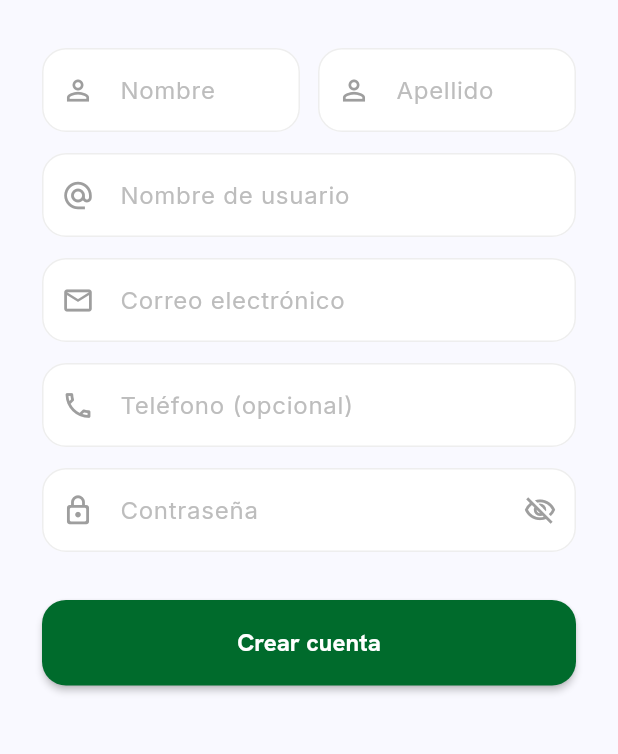
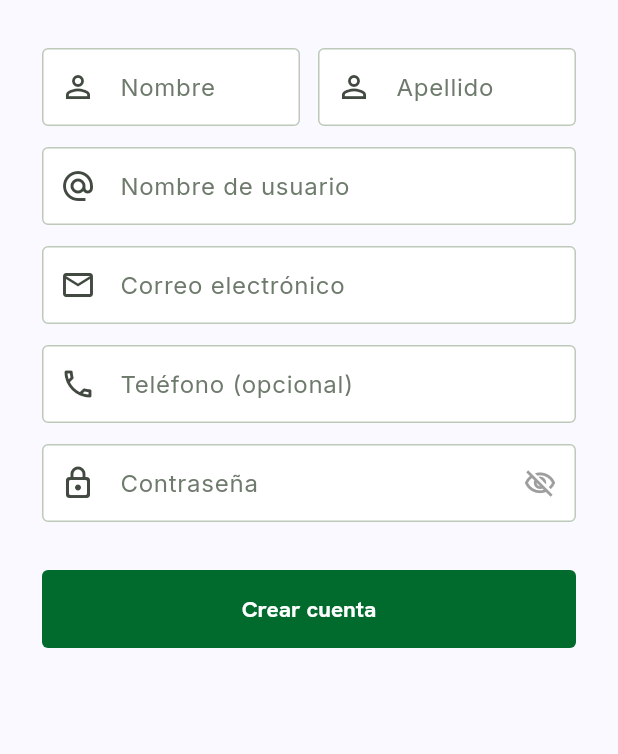
Before and after one commit to DAVV422/vigilo-app, a Flutter app: the screen it shows after launch, after a tap on "¿No tienes cuenta? Regístrate", on a phone screen of 412 x 824 dp, the part 183-937 px from its top. Run offline on Flutter 3.47's test engine with Material 3 defaults, Android fonts, the phone set to English and light mode, and no system bars; our stand-ins replace dio, flutter_map, flutter_riverpod, flutter_secure_storage, geolocator, google_fonts and 3 more.

Commit message:
style: let login/register forms inherit the shared theme
Both screens built a full custom InputDecoration/ElevatedButton.style
per field (16px radius, hand-picked grey shades) that fully overrode
the theme added earlier instead of inheriting it, so the global
typography/radius work never actually reached these two screens.
Stripped down to hintText/icons and let the rest come from
AppTheme.light()'s inputDecorationTheme/elevatedButtonTheme (4px radius,
theme colors).

Co-Authored-By: Claude Sonnet 5 <noreply@anthropic.com>

```diff
--- a/lib/screens/login_screen.dart
+++ b/lib/screens/login_screen.dart
@@ -132,32 +132,9 @@ class _LoginScreenState extends ConsumerState<LoginScreen> {
                 TextField(
                   controller: _emailController,
                   keyboardType: TextInputType.emailAddress,
-                  decoration: InputDecoration(
+                  decoration: const InputDecoration(
                     hintText: 'Correo electrónico',
-                    hintStyle: TextStyle(color: Colors.grey.shade400),
-                    prefixIcon: Icon(
-                      Icons.email_outlined,
-                      color: Colors.grey.shade500,
-                      size: 22,
-                    ),
-                    filled: true,
-                    fillColor: Colors.white,
-                    border: OutlineInputBorder(
-                      borderRadius: BorderRadius.circular(16),
-                      borderSide: BorderSide(color: Colors.grey.shade200),
-                    ),
-                    enabledBorder: OutlineInputBorder(
-                      borderRadius: BorderRadius.circular(16),
-                      borderSide: BorderSide(color: Colors.grey.shade200),
-                    ),
-                    focusedBorder: OutlineInputBorder(
-                      borderRadius: BorderRadius.circular(16),
-                      borderSide: const BorderSide(
-                        color: AppColors.primary,
-                        width: 2,
-                      ),
-                    ),
-                    contentPadding: const EdgeInsets.symmetric(vertical: 18),
+                    prefixIcon: Icon(Icons.email_outlined),
                   ),
                 ),
                 const SizedBox(height: 18),
@@ -166,72 +143,25 @@ class _LoginScreenState extends ConsumerState<LoginScreen> {
                   obscureText: _obscurePassword,
                   decoration: InputDecoration(
                     hintText: 'Contraseña',
-                    hintStyle: TextStyle(color: Colors.grey.shade400),
-                    prefixIcon: Icon(
-                      Icons.lock_outline_rounded,
-                      color: Colors.grey.shade500,
-                      size: 22,
-                    ),
+                    prefixIcon: const Icon(Icons.lock_outline_rounded),
                     suffixIcon: IconButton(
                       icon: Icon(
-                        _obscurePassword
-                            ? Icons.visibility_off_outlined
-                            : Icons.visibility_outlined,
-                        color: Colors.grey.shade500,
-                        size: 22,
+                        _obscurePassword ? Icons.visibility_off_outlined : Icons.visibility_outlined,
                       ),
-                      onPressed: () =>
-                          setState(() => _obscurePassword = !_obscurePassword),
+                      onPressed: () => setState(() => _obscurePassword = !_obscurePassword),
                     ),
-                    filled: true,
-                    fillColor: Colors.white,
-                    border: OutlineInputBorder(
-                      borderRadius: BorderRadius.circular(16),
-                      borderSide: BorderSide(color: Colors.grey.shade200),
-                    ),
-                    enabledBorder: OutlineInputBorder(
-                      borderRadius: BorderRadius.circular(16),
-                      borderSide: BorderSide(color: Colors.grey.shade200),
-                    ),
-                    focusedBorder: OutlineInputBorder(
-                      borderRadius: BorderRadius.circular(16),
-                      borderSide: const BorderSide(
-                        color: AppColors.primary,
-                        width: 2,
-                      ),
-                    ),
-                    contentPadding: const EdgeInsets.symmetric(vertical: 18),
                   ),
                 ),
                 const SizedBox(height: 36),
                 ElevatedButton(
                   onPressed: _isLoading ? null : _login,
-                  style: ElevatedButton.styleFrom(
-                    backgroundColor: AppColors.primary,
-                    foregroundColor: Colors.white,
-                    elevation: 2,
-                    shadowColor: AppColors.primary.withValues(alpha: 0.3),
-                    padding: const EdgeInsets.symmetric(vertical: 18),
-                    shape: RoundedRectangleBorder(
-                      borderRadius: BorderRadius.circular(16),
-                    ),
-                  ),
                   child: _isLoading
                       ? const SizedBox(
-                          height: 22,
-                          width: 22,
-                          child: CircularProgressIndicator(
-                            color: Colors.white,
-                            strokeWidth: 2.5,
-                          ),
+                          height: 20,
+                          width: 20,
+                          child: CircularProgressIndicator(color: Colors.white, strokeWidth: 2.5),
                         )
-                      : const Text(
-                          'Ingresar',
-                          style: TextStyle(
-                            fontSize: 16,
-                            fontWeight: FontWeight.bold,
-                          ),
-                        ),
+                      : const Text('Ingresar'),
                 ),
                 const SizedBox(height: 20),
                 TextButton(
--- a/lib/screens/register_screen.dart
+++ b/lib/screens/register_screen.dart
@@ -36,26 +36,7 @@ class _RegisterScreenState extends ConsumerState<RegisterScreen> {
   }
 
   InputDecoration _decoration(String hint, IconData icon) {
-    return InputDecoration(
-      hintText: hint,
-      hintStyle: TextStyle(color: Colors.grey.shade400),
-      prefixIcon: Icon(icon, color: Colors.grey.shade500, size: 22),
-      filled: true,
-      fillColor: Colors.white,
-      border: OutlineInputBorder(
-        borderRadius: BorderRadius.circular(16),
-        borderSide: BorderSide(color: Colors.grey.shade200),
-      ),
-      enabledBorder: OutlineInputBorder(
-        borderRadius: BorderRadius.circular(16),
-        borderSide: BorderSide(color: Colors.grey.shade200),
-      ),
-      focusedBorder: OutlineInputBorder(
-        borderRadius: BorderRadius.circular(16),
-        borderSide: const BorderSide(color: AppColors.primary, width: 2),
-      ),
-      contentPadding: const EdgeInsets.symmetric(vertical: 16, horizontal: 12),
-    );
+    return InputDecoration(hintText: hint, prefixIcon: Icon(icon));
   }
 
   Future<void> _submit() async {
@@ -185,25 +166,13 @@ class _RegisterScreenState extends ConsumerState<RegisterScreen> {
                 const SizedBox(height: 32),
                 ElevatedButton(
                   onPressed: _isLoading ? null : _submit,
-                  style: ElevatedButton.styleFrom(
-                    backgroundColor: AppColors.primary,
-                    foregroundColor: Colors.white,
-                    elevation: 2,
-                    padding: const EdgeInsets.symmetric(vertical: 18),
-                    shape: RoundedRectangleBorder(
-                      borderRadius: BorderRadius.circular(16),
-                    ),
-                  ),
                   child: _isLoading
                       ? const SizedBox(
-                          height: 22,
-                          width: 22,
+                          height: 20,
+                          width: 20,
                           child: CircularProgressIndicator(color: Colors.white, strokeWidth: 2.5),
                         )
-                      : const Text(
-                          'Crear cuenta',
-                          style: TextStyle(fontSize: 16, fontWeight: FontWeight.bold),
-                        ),
+                      : const Text('Crear cuenta'),
                 ),
                 const SizedBox(height: 24),
               ],
```
